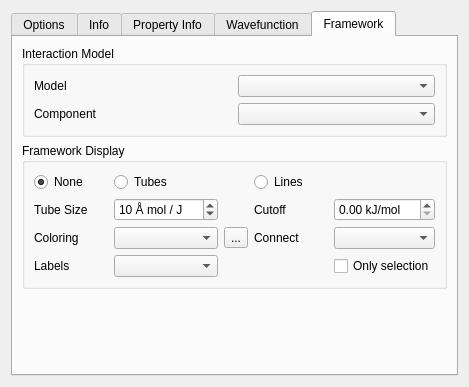
peterspackman/crystalexplorer, file src/childpropertycontroller.ui: the form before one commit.
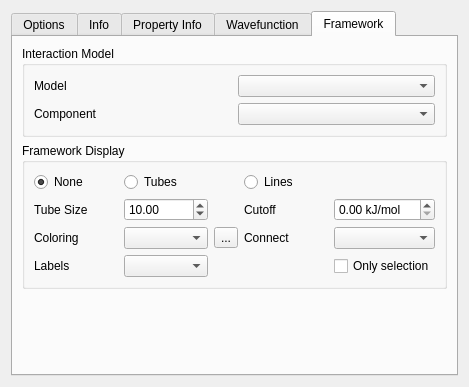
The form after the commit. The open tabs and pages were chosen to show the change. Icons and pictures are not drawn.

Diff of the .ui file:
```diff
--- a/src/childpropertycontroller.ui
+++ b/src/childpropertycontroller.ui
@@ -858,22 +858,6 @@
             </property>
            </widget>
           </item>
-          <item row="3" column="1">
-           <widget class="QSpinBox" name="frameworkTubeSizeSpinBox">
-            <property name="suffix">
-             <string> Å mol / J</string>
-            </property>
-            <property name="minimum">
-             <number>1</number>
-            </property>
-            <property name="maximum">
-             <number>1000</number>
-            </property>
-            <property name="value">
-             <number>10</number>
-            </property>
-           </widget>
-          </item>
           <item row="3" column="0">
            <widget class="QLabel" name="frameworkTubeSizeLabel">
             <property name="text">
@@ -961,6 +945,13 @@
           <item row="5" column="1">
            <widget class="QComboBox" name="frameworkLabelDisplayComboBox"/>
           </item>
+          <item row="3" column="1">
+           <widget class="QDoubleSpinBox" name="frameworkTubeSizeSpinBox">
+            <property name="value">
+             <double>10.000000000000000</double>
+            </property>
+           </widget>
+          </item>
          </layout>
         </widget>
        </item>
```
Left out of the diff: 2 changed lines with no effect on the pictures.
